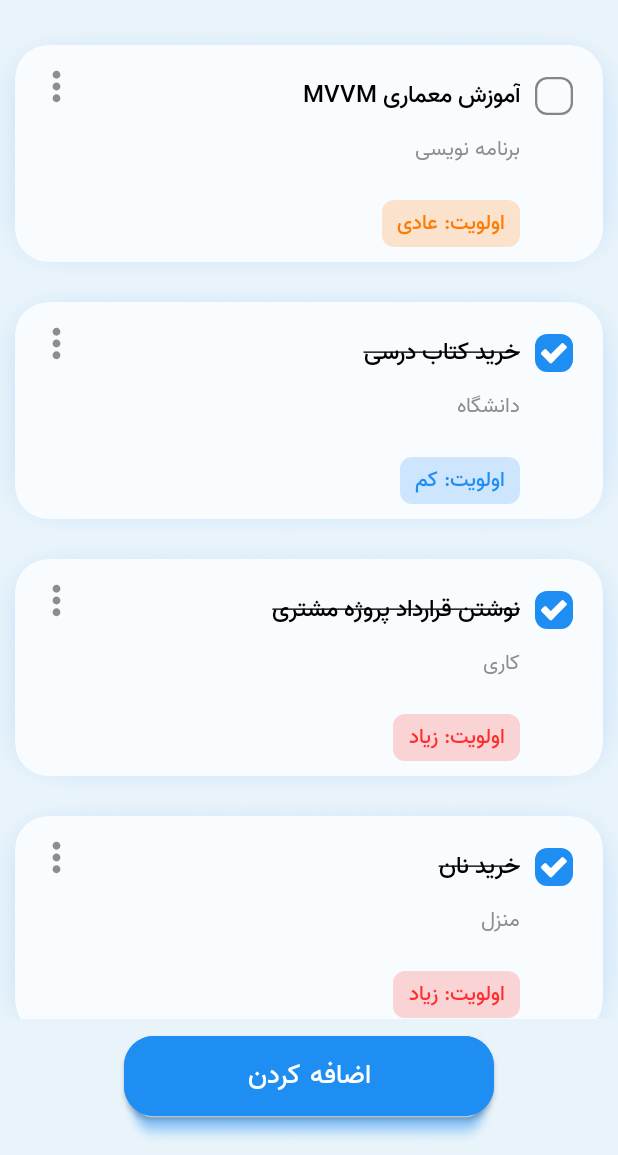
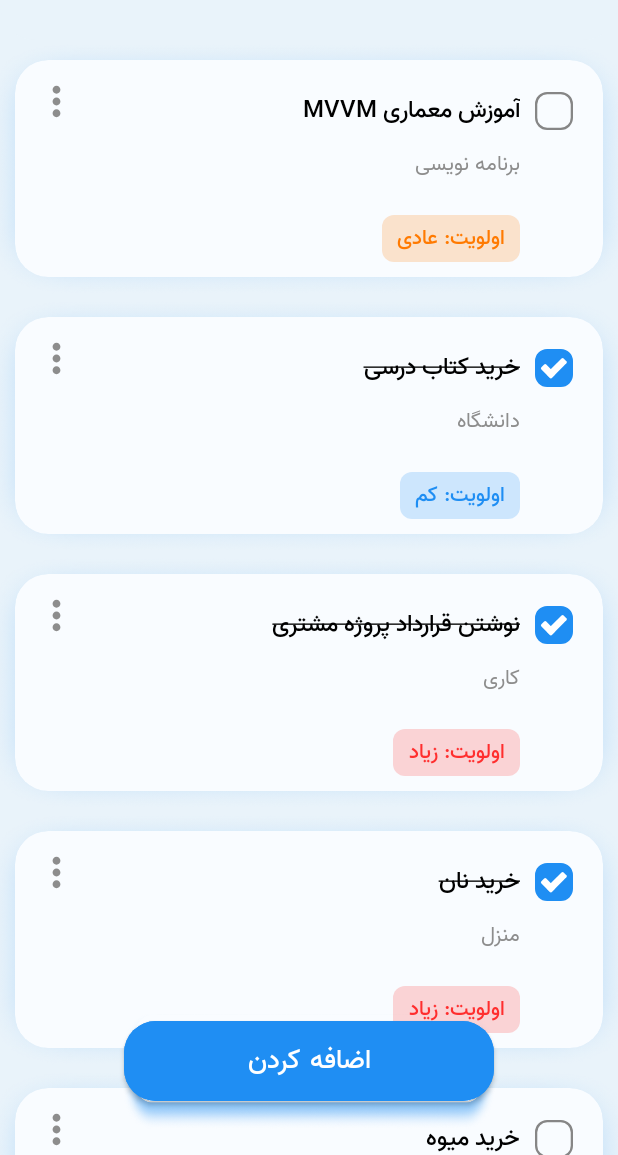
Before and after one commit to Hamidreza-mj/CuteTodo, an Android app: the screen it shows after launch (MainActivity), on a phone screen of 412 x 824 dp, the part 81-1236 px from its top. Run offline under Robolectric (Android 15) with nearby library versions, the phone set to English and light mode, and no system bars.

Commit message:
toolbar shadow added, float button in fragment_home

```diff
--- a/app/src/main/java/ui/fragment/HomeFragment.java
+++ b/app/src/main/java/ui/fragment/HomeFragment.java
@@ -1,5 +1,6 @@
 package ui.fragment;
 
+import android.animation.ObjectAnimator;
 import android.os.Bundle;
 import android.transition.Slide;
 import android.view.Gravity;
@@ -9,6 +10,7 @@ import android.view.ViewGroup;
 
 import androidx.annotation.NonNull;
 import androidx.annotation.Nullable;
+import androidx.constraintlayout.widget.ConstraintLayout;
 import androidx.fragment.app.Fragment;
 import androidx.fragment.app.FragmentTransaction;
 import androidx.recyclerview.widget.LinearLayoutManager;
@@ -22,8 +24,8 @@ import hlv.cute.todo.R;
 import hlv.cute.todo.databinding.FragmentHomeBinding;
 import model.Todo;
 import ui.adapter.TodoAdapter;
-import ui.adapter.event.OnCheckChangedListener;
 import ui.dialog.MoreDialog;
+import utils.DisplayUtils;
 import utils.Tags;
 
 public class HomeFragment extends BaseFragment {
@@ -91,6 +93,26 @@ public class HomeFragment extends BaseFragment {
         rvTodo.setLayoutManager(layoutManager);
         rvTodo.setAdapter(adapter);
 
+        ConstraintLayout toolbar = binding.toolbar;
+
+        rvTodo.addOnScrollListener(new RecyclerView.OnScrollListener() {
+            int scrollYPos = 0;
+            final float dp20Shadow = DisplayUtils.getDisplay().dpToPx(rvTodo.getContext(), 12);
+
+            @Override
+            public void onScrolled(@NonNull RecyclerView recyclerView, int dx, int dy) {
+                scrollYPos += dy;
+
+                if (scrollYPos == 0) {
+                    toolbar.setTranslationZ(0);
+                } else if (scrollYPos > 50) {
+                    toolbar.setTranslationZ(dp20Shadow);
+                }
+
+                super.onScrolled(recyclerView, dx, dy);
+            }
+        });
+
         ArrayList<Todo> list = new ArrayList<>();
 
         Todo todo1 = new Todo();
--- /dev/null
+++ b/app/src/main/res/animator/shadow_animator.xml
@@ -0,0 +1,20 @@
+<?xml version="1.0" encoding="utf-8"?>
+<selector xmlns:android="http://schemas.android.com/apk/res/android">
+
+    <item android:state_pressed="true">
+        <objectAnimator
+            android:duration="200"
+            android:propertyName="elevation"
+            android:valueTo="6dp"
+            android:valueType="floatType" />
+    </item>
+
+    <item>
+        <objectAnimator
+            android:duration="200"
+            android:propertyName="elevation"
+            android:valueTo="0dp"
+            android:valueType="floatType" />
+    </item>
+
+</selector>
--- /dev/null
+++ b/app/src/main/res/drawable/toolbar_shape.xml
@@ -0,0 +1,11 @@
+<?xml version="1.0" encoding="utf-8"?>
+<shape xmlns:android="http://schemas.android.com/apk/res/android"
+    android:shape="rectangle">
+
+    <solid android:color="@color/whiteBlue" />
+
+    <corners
+        android:bottomLeftRadius="23dp"
+        android:bottomRightRadius="23dp" />
+
+</shape>
--- a/app/src/main/res/layout/dialog_more.xml
+++ b/app/src/main/res/layout/dialog_more.xml
@@ -55,7 +55,6 @@
                 android:id="@+id/line"
                 android:layout_width="0dp"
                 android:layout_height="1dp"
-                android:layout_marginHorizontal="15dp"
                 android:layout_marginVertical="0dp"
                 android:background="@color/line_color"
                 app:layout_constraintBottom_toTopOf="@id/txtDelete"
--- a/app/src/main/res/layout/fragment_home.xml
+++ b/app/src/main/res/layout/fragment_home.xml
@@ -1,10 +1,24 @@
 <?xml version="1.0" encoding="utf-8"?>
-<androidx.constraintlayout.widget.ConstraintLayout xmlns:android="http://schemas.android.com/apk/res/android"
+<androidx.coordinatorlayout.widget.CoordinatorLayout xmlns:android="http://schemas.android.com/apk/res/android"
     xmlns:app="http://schemas.android.com/apk/res-auto"
     xmlns:tools="http://schemas.android.com/tools"
     android:layout_width="match_parent"
     android:layout_height="match_parent"
     android:background="@color/whiteBlue">
+
+    <androidx.constraintlayout.widget.ConstraintLayout
+        android:layout_width="match_parent"
+        android:layout_height="match_parent">
+
+        <androidx.constraintlayout.widget.ConstraintLayout
+            android:id="@+id/toolbar"
+            android:layout_width="match_parent"
+            android:layout_height="wrap_content"
+            android:background="@drawable/toolbar_shape"
+            android:paddingBottom="15dp"
+            app:layout_constraintEnd_toEndOf="parent"
+            app:layout_constraintStart_toStartOf="parent"
+            app:layout_constraintTop_toTopOf="parent">
 
             <TextView
                 android:id="@+id/txtTitle"
@@ -47,18 +61,33 @@
                 app:layout_constraintTop_toTopOf="@id/txtTitle"
                 app:srcCompat="@drawable/ic_search" />
 
+        </androidx.constraintlayout.widget.ConstraintLayout>
+
+
         <androidx.recyclerview.widget.RecyclerView
             android:id="@+id/rvTodo"
             android:layout_width="0dp"
             android:layout_height="0dp"
-        android:layout_marginVertical="5dp"
+            android:layout_marginVertical="0dp"
+            android:clipToPadding="false"
             android:orientation="vertical"
+            android:overScrollMode="never"
+            android:paddingBottom="20dp"
             app:layoutManager="androidx.recyclerview.widget.LinearLayoutManager"
-        app:layout_constraintBottom_toTopOf="@id/shadow"
+            app:layout_constraintBottom_toBottomOf="parent"
             app:layout_constraintEnd_toEndOf="parent"
             app:layout_constraintStart_toStartOf="parent"
-        app:layout_constraintTop_toBottomOf="@id/aImgSearch"
+            app:layout_constraintTop_toBottomOf="@id/toolbar"
             tools:listitem="@layout/item_todo" />
+
+    </androidx.constraintlayout.widget.ConstraintLayout>
+
+    <androidx.constraintlayout.widget.ConstraintLayout
+        android:layout_width="match_parent"
+        android:layout_height="match_parent"
+        app:layout_anchor="@id/rvTodo"
+        app:layout_anchorGravity="center_horizontal|bottom"
+        app:layout_behavior="com.google.android.material.behavior.HideBottomViewOnScrollBehavior">
 
         <androidx.constraintlayout.widget.Guideline
             android:id="@+id/guidelineV2"
@@ -89,12 +118,13 @@
             style="@style/MaterialButton"
             android:layout_width="0dp"
             android:layout_height="wrap_content"
-        android:layout_marginBottom="@dimen/mb_button"
+            android:layout_marginBottom="30dp"
             android:text="@string/add"
             app:layout_constraintBottom_toBottomOf="parent"
             app:layout_constraintEnd_toEndOf="@id/guidelineV8"
             app:layout_constraintStart_toStartOf="@id/guidelineV2"
             tools:ignore="TextContrastCheck" />
 
+    </androidx.constraintlayout.widget.ConstraintLayout>
 
-</androidx.constraintlayout.widget.ConstraintLayout>
+</androidx.coordinatorlayout.widget.CoordinatorLayout>
--- a/app/src/main/res/layout/item_todo.xml
+++ b/app/src/main/res/layout/item_todo.xml
@@ -23,7 +23,6 @@
         android:layout_width="match_parent"
         android:layout_height="wrap_content"
         android:layout_marginHorizontal="10dp"
-        android:layout_marginVertical="10dp"
         app:cardBackgroundColor="@color/card_color"
         app:cardCornerRadius="22dp"
         app:cardElevation="0dp"
--- a/app/src/main/res/values-night/themes.xml
+++ b/app/src/main/res/values-night/themes.xml
@@ -4,12 +4,12 @@
         <!-- Primary brand color -->
         <item name="colorPrimary">@color/blue</item>
         <item name="colorPrimaryVariant">@color/blue</item>
-        <item name="colorOnPrimary">@color/black</item>
+        <item name="colorOnPrimary">@color/blue</item>
 
         <!-- Secondary brand color -->
         <item name="colorSecondary">@color/blue</item>
-        <item name="colorSecondaryVariant">@color/black</item>
-        <item name="colorOnSecondary">@color/black</item>
+        <item name="colorSecondaryVariant">@color/blue</item>
+        <item name="colorOnSecondary">@color/blue</item>
 
         <!-- Status bar color -->
         <item name="android:statusBarColor" tools:targetApi="l">@color/whiteBlue</item>
--- a/app/src/main/res/values/dimens.xml
+++ b/app/src/main/res/values/dimens.xml
@@ -1,6 +1,6 @@
 <?xml version="1.0" encoding="utf-8"?>
 <resources>
-    <dimen name="corners">20dp</dimen>
+    <dimen name="corners">21dp</dimen>
     <dimen name="paddingHome">20dp</dimen>
     <dimen name="paddingChild">10dp</dimen>
     <dimen name="cornersInput">15dp</dimen>
--- a/app/src/main/res/values/styles.xml
+++ b/app/src/main/res/values/styles.xml
@@ -88,7 +88,7 @@
         <item name="android:backgroundTint">@color/blue</item>
         <item name="android:paddingTop">12dp</item>
         <item name="android:paddingBottom">12dp</item>
-        <item name="cornerRadius">20dp</item>
+        <item name="cornerRadius">@dimen/corners</item>
         <item name="elevation">10dp</item>
         <item name="rippleColor">@color/rippleBlue</item>
         <item name="strokeWidth">0dp</item>
--- a/app/src/main/res/values/themes.xml
+++ b/app/src/main/res/values/themes.xml
@@ -4,12 +4,12 @@
         <!-- Primary brand color -->
         <item name="colorPrimary">@color/blue</item>
         <item name="colorPrimaryVariant">@color/blue</item>
-        <item name="colorOnPrimary">@color/white</item>
+        <item name="colorOnPrimary">@color/blue</item>
 
         <!-- Secondary brand color -->
         <item name="colorSecondary">@color/blue</item>
-        <item name="colorSecondaryVariant">@color/white</item>
-        <item name="colorOnSecondary">@color/black</item>
+        <item name="colorSecondaryVariant">@color/blue</item>
+        <item name="colorOnSecondary">@color/blue</item>
 
         <!-- Status bar color -->
         <item name="android:statusBarColor" tools:targetApi="l">@color/whiteBlue</item>
```
Lines whose indentation alone changed are shown as unchanged.
